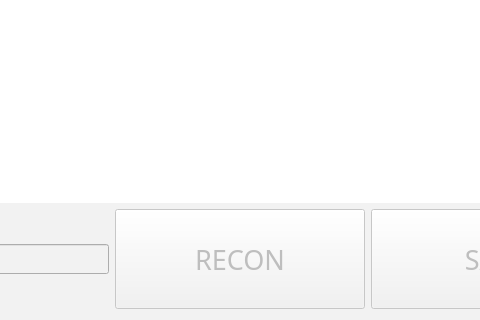
The window that Project/src/imaging/ImagingSW/imagingmanager.ui (AndaCondaa/Dental_Imaging_SW_System) describes before a commit, drawn with Qt 5; both pictures show x 368 to 848 and y 308 to 628 of the 1000 by 628 pixel window.
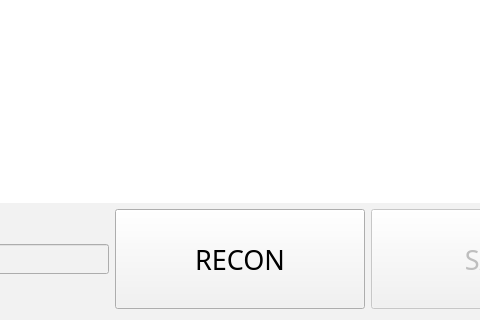
The same window after the commit.

Patch:
```diff
--- a/Project/src/imaging/ImagingSW/imagingmanager.ui
+++ b/Project/src/imaging/ImagingSW/imagingmanager.ui
@@ -80,7 +80,7 @@
        <item>
         <widget class="QPushButton" name="reconButton">
          <property name="enabled">
-          <bool>false</bool>
+          <bool>true</bool>
          </property>
          <property name="sizePolicy">
           <sizepolicy hsizetype="Preferred" vsizetype="Preferred">
```
